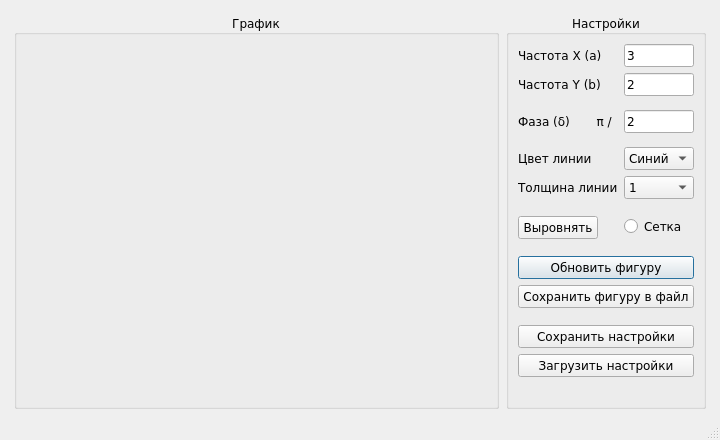
The window that main_window.ui (Laztrex/simple-graphics-lissajous) describes before a commit, drawn with Qt 5.
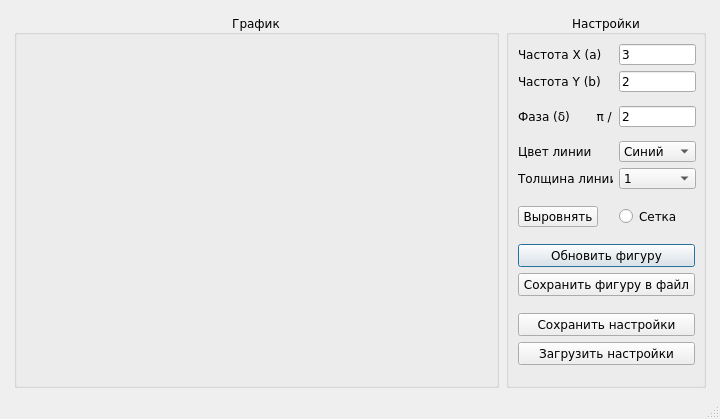
The same window after the commit.

What changed in the file:
```diff
--- a/main_window.ui
+++ b/main_window.ui
@@ -13,7 +13,7 @@
     <x>0</x>
     <y>0</y>
     <width>720</width>
-    <height>440</height>
+    <height>419</height>
    </rect>
   </property>
   <property name="sizePolicy">
@@ -22,6 +22,12 @@
     <verstretch>0</verstretch>
    </sizepolicy>
   </property>
+  <property name="minimumSize">
+   <size>
+    <width>720</width>
+    <height>419</height>
+   </size>
+  </property>
   <property name="baseSize">
    <size>
     <width>0</width>
@@ -203,6 +209,12 @@
        </item>
        <item row="0" column="1">
         <widget class="QLineEdit" name="freq_x_lineedit">
+         <property name="minimumSize">
+          <size>
+           <width>77</width>
+           <height>20</height>
+          </size>
+         </property>
          <property name="text">
           <string>3</string>
          </property>
@@ -217,6 +229,12 @@
        </item>
        <item row="1" column="1">
         <widget class="QLineEdit" name="freq_y_lineedit">
+         <property name="minimumSize">
+          <size>
+           <width>77</width>
+           <height>20</height>
+          </size>
+         </property>
          <property name="text">
           <string>2</string>
          </property>
@@ -247,6 +265,12 @@
        </item>
        <item row="3" column="1">
         <widget class="QLineEdit" name="phase_lineedit">
+         <property name="minimumSize">
+          <size>
+           <width>77</width>
+           <height>20</height>
+          </size>
+         </property>
          <property name="text">
           <string>2</string>
          </property>
@@ -279,8 +303,8 @@
         <widget class="QComboBox" name="color_combobox">
          <property name="minimumSize">
           <size>
-           <width>0</width>
-           <height>0</height>
+           <width>77</width>
+           <height>20</height>
           </size>
          </property>
          <property name="maximumSize">
@@ -320,6 +344,12 @@
        </item>
        <item row="6" column="1">
         <widget class="QComboBox" name="width_combobox">
+         <property name="minimumSize">
+          <size>
+           <width>77</width>
+           <height>20</height>
+          </size>
+         </property>
          <item>
           <property name="text">
            <string>1</string>
@@ -360,6 +390,12 @@
        </item>
        <item row="8" column="0">
         <widget class="QPushButton" name="proportion_button">
+         <property name="minimumSize">
+          <size>
+           <width>77</width>
+           <height>20</height>
+          </size>
+         </property>
          <property name="text">
           <string>Выровнять</string>
          </property>
@@ -367,6 +403,12 @@
        </item>
        <item row="8" column="1">
         <widget class="QRadioButton" name="radio_grid">
+         <property name="minimumSize">
+          <size>
+           <width>77</width>
+           <height>20</height>
+          </size>
+         </property>
          <property name="layoutDirection">
           <enum>Qt::LeftToRight</enum>
          </property>
@@ -396,6 +438,12 @@
        </item>
        <item row="10" column="0" colspan="2">
         <widget class="QPushButton" name="plot_button">
+         <property name="minimumSize">
+          <size>
+           <width>177</width>
+           <height>23</height>
+          </size>
+         </property>
          <property name="layoutDirection">
           <enum>Qt::LeftToRight</enum>
          </property>
@@ -427,6 +475,12 @@
        </item>
        <item row="11" column="0" colspan="2">
         <widget class="QPushButton" name="save_button">
+         <property name="minimumSize">
+          <size>
+           <width>177</width>
+           <height>23</height>
+          </size>
+         </property>
          <property name="text">
           <string>Сохранить фигуру в файл</string>
          </property>
@@ -450,6 +504,12 @@
        </item>
        <item row="13" column="0" colspan="2">
         <widget class="QPushButton" name="save_json_button">
+         <property name="minimumSize">
+          <size>
+           <width>177</width>
+           <height>23</height>
+          </size>
+         </property>
          <property name="text">
           <string>Сохранить настройки</string>
          </property>
@@ -457,6 +517,12 @@
        </item>
        <item row="14" column="0" colspan="2">
         <widget class="QPushButton" name="load_json_button">
+         <property name="minimumSize">
+          <size>
+           <width>177</width>
+           <height>23</height>
+          </size>
+         </property>
          <property name="text">
           <string>Загрузить настройки</string>
          </property>
```
